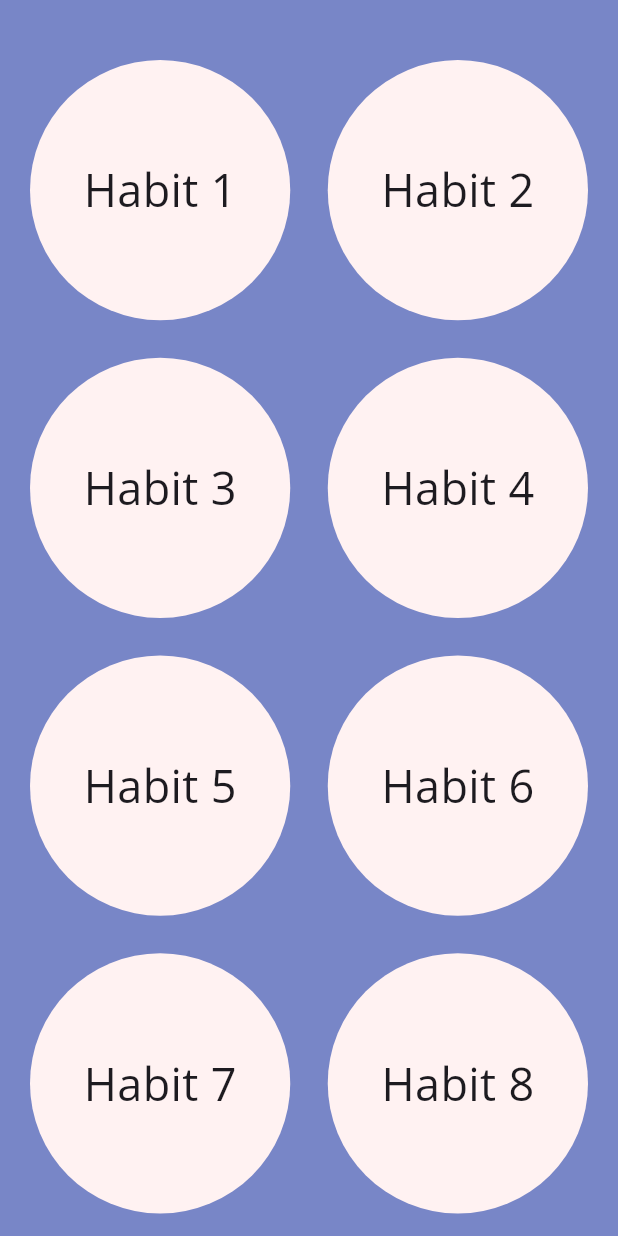
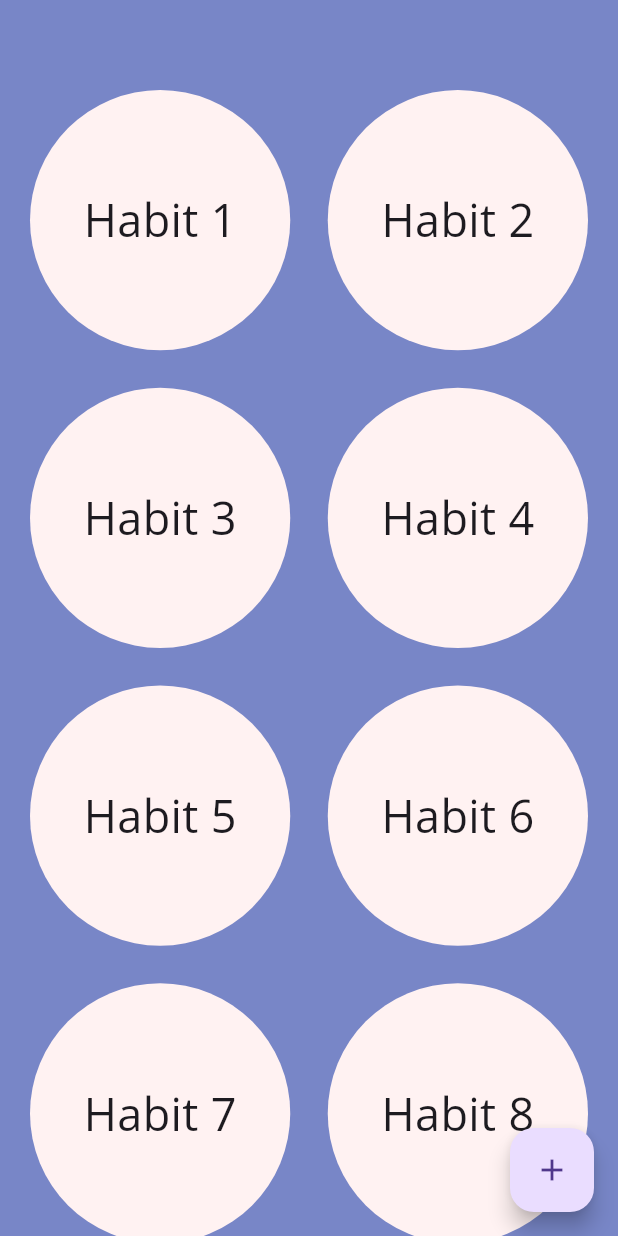
Before and after one commit to JoshPatNava/Habiter_App, a Flutter app: the StatPage screen opened directly, on a phone screen of 412 x 824 dp. Run offline on Flutter 3.47's test engine with Material 3 defaults, Android fonts, the phone set to English and light mode, and no system bars; drawn by our look-alikes of sliding_up_panel; our stand-ins replace google_fonts, sqflite, table_calendar; accounts and stored records are empty.

Commit message:
Added new habit button functionality

```diff
--- a/lib/main.dart
+++ b/lib/main.dart
@@ -36,7 +36,7 @@ class _MainScreenState extends State<MainScreen> {
     super.initState();
   }
 
-  int _selectedIndex = 0;
+  int _selectedIndex = 1;
 
   final List<Widget> _screens = [
     StatPage(),
--- a/lib/screens/stat_page.dart
+++ b/lib/screens/stat_page.dart
@@ -1,5 +1,6 @@
 import 'package:flutter/material.dart';
 import 'package:google_fonts/google_fonts.dart';
+import 'package:sliding_up_panel/sliding_up_panel.dart';
 
 class StatPage extends StatefulWidget {
   @override
@@ -9,18 +10,94 @@ class StatPage extends StatefulWidget {
 class _MyStatPageState extends State<StatPage> {
   bool _showStatState = false;
 
+  final PanelController _panelController = PanelController();
+  TextEditingController _habitName = TextEditingController();
+  TextEditingController _habitDesc = TextEditingController();
+
   @override
   Widget build(BuildContext context) {
     return Scaffold(
       backgroundColor: Color(0xff7886c7),
+      body: SlidingUpPanel(
+        controller: _panelController,
+        minHeight: 0,
+        maxHeight: MediaQuery.of(context).size.height*0.8,
+        defaultPanelState: PanelState.CLOSED,
+        backdropEnabled: true,
+        backdropOpacity: 0.5,
+        isDraggable: false,
+        panel: Center(
+          child: Stack(
+            children: [
+              Positioned(
+                top: 20,
+                right: 20,
+                child: IconButton(
+                  padding: EdgeInsets.symmetric(vertical: 20),
+                  onPressed: () {
+                    if(_panelController.isPanelOpen) {
+                      _panelController.close();
+                    }
+                  },
+                  icon: const Icon(Icons.close),
+                ),
+              ),
+
+              ListView(
+                scrollDirection: Axis.vertical,
+                children: [
+                  Padding(
+                    padding: const EdgeInsets.only(top: 40, left: 40, right: 40),
+                    child: TextField(
+                      controller: _habitName,
+                      decoration: InputDecoration(
+                        enabledBorder: OutlineInputBorder(
+                          borderSide: BorderSide(
+                            width: 2.0,
+                          ),
+                        ),
+                        focusedBorder: OutlineInputBorder(
+                          borderSide: BorderSide(
+                            width: 2.0,
+                          ),
+                        ),
+                        hintText: "Your New Habit Name", // name: _habitName.text
+                      ),
+                    ),
+                  ),
+
+                  Padding(
+                    padding: const EdgeInsets.only(top: 30, left: 40, right: 40),
+                    child: TextField(
+                      controller: _habitDesc,
+                      decoration: InputDecoration(
+                        enabledBorder: OutlineInputBorder(
+                          borderSide: BorderSide(
+                            width: 2.0,
+                          ),
+                        ),
+                        focusedBorder: OutlineInputBorder(
+                          borderSide: BorderSide(
+                            width: 2.0,
+                          ),
+                        ),
+                        hintText: "Description...", // name: _habitDesc.text
+                      ),
+                    ),
+                  ),
+
+                ],
+              ),
+            ]
+          ),
+        ),
         body: Center(
           child: Stack(
             children: <Widget> [
               IgnorePointer(
                 ignoring: _showStatState,
-              child: Padding(
-                padding: const EdgeInsets.only(top: 40, left: 20, right: 20),
                 child: GridView.builder(
+                  padding: const EdgeInsets.only(top: 60, left: 20, right: 20, bottom: 100),
                   itemCount: 11,
                   gridDelegate:
                     SliverGridDelegateWithFixedCrossAxisCount(
@@ -51,8 +128,6 @@ class _MyStatPageState extends State<StatPage> {
                   ),
                 ),
               ),
-            ),
-
               AnimatedOpacity(
                 opacity: _showStatState ? 1 : 0,
                 duration: Durations.medium1,
@@ -96,6 +171,22 @@ class _MyStatPageState extends State<StatPage> {
             ]
           ),
         ),
+      ),
+      floatingActionButton: AnimatedOpacity(
+        opacity: !_panelController.isPanelOpen ? 1 : 0,
+        duration: Durations.medium1,
+        child: IgnorePointer(
+          ignoring: _showStatState,
+          child: FloatingActionButton(
+            onPressed: () {
+              if(!_panelController.isPanelOpen) {
+                _panelController.open();
+              }
+            },
+            child: Icon(Icons.add),
+          ),
+        ),
+      ),
     );
   }
 }
--- a/pubspec.yaml
+++ b/pubspec.yaml
@@ -12,13 +12,14 @@ dependencies:
   provider: ^6.1.5
   google_fonts: ^6.3.2
   table_calendar: ^3.2.0
+  sqflite: ^2.2.8+4
+  path: ^1.8.3
+  sliding_up_panel: ^2.0.0+1
 
 dev_dependencies:
   flutter_test:
     sdk: flutter
   flutter_lints: ^6.0.0
-  sqflite: ^2.2.8+4
-  path: ^1.8.3
 
 flutter:
   uses-material-design: true
```
Also changed, not shown: pubspec.lock. Lines whose indentation alone changed are shown as unchanged.
